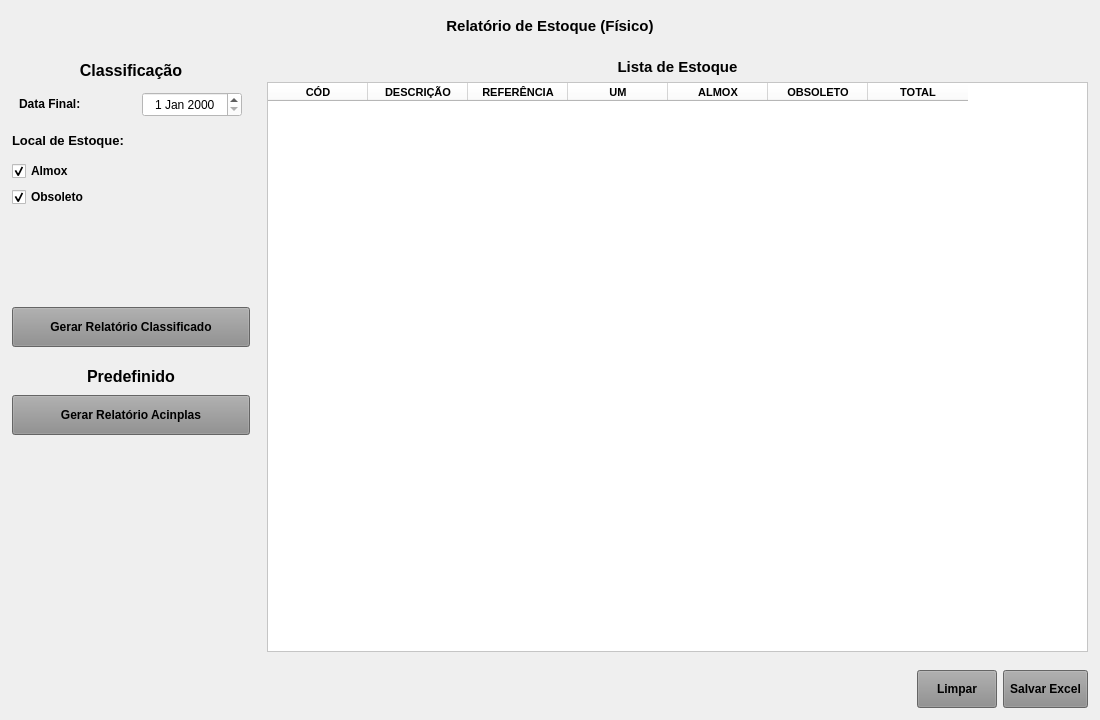
Before: the Qt Designer form forms/tela_est_estoque.ui in Azevedo84/erp_suzuki, drawn with Qt 5.
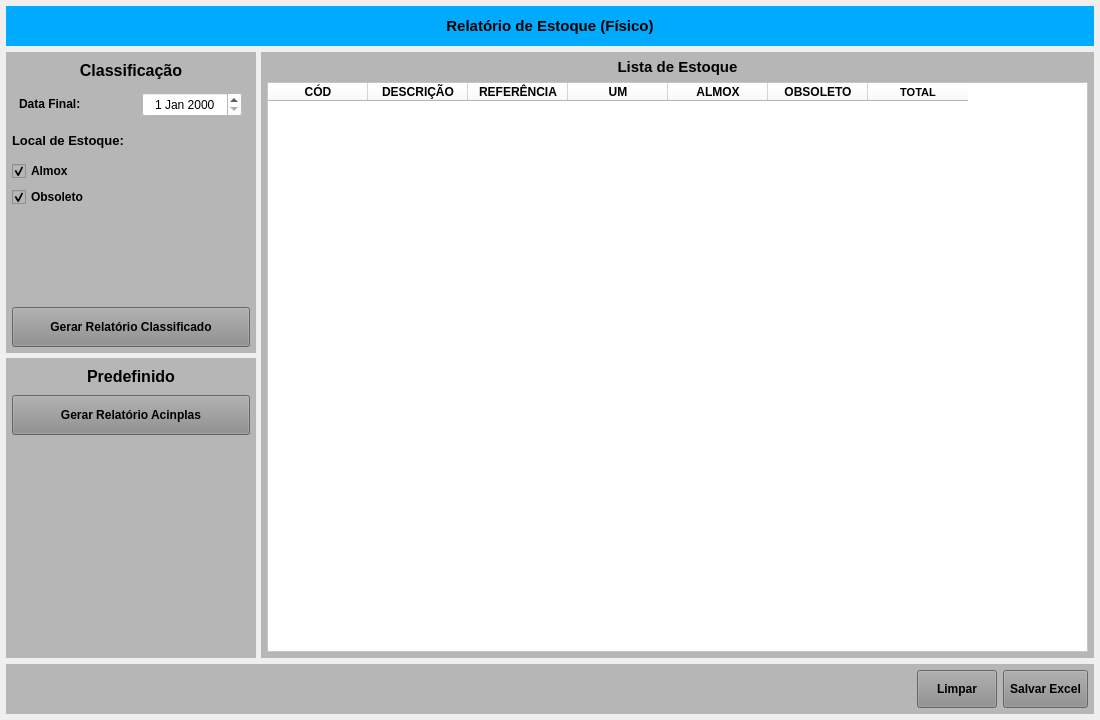
After: the same form once the commit is applied.

Diff of the .ui file:
```diff
--- a/forms/tela_est_estoque.ui
+++ b/forms/tela_est_estoque.ui
@@ -45,7 +45,7 @@
        </size>
       </property>
       <property name="styleSheet">
-       <string notr="true"/>
+       <string notr="true">background-color: rgb(0, 170, 255);</string>
       </property>
       <layout class="QHBoxLayout" name="horizontalLayout_2">
        <item>
@@ -146,7 +146,7 @@
              </size>
             </property>
             <property name="styleSheet">
-             <string notr="true"/>
+             <string notr="true">background-color: rgb(182, 182, 182);</string>
             </property>
             <layout class="QVBoxLayout" name="verticalLayout_4">
              <property name="leftMargin">
@@ -408,7 +408,7 @@
           <item>
            <widget class="QWidget" name="widget_Cor3" native="true">
             <property name="styleSheet">
-             <string notr="true"/>
+             <string notr="true">background-color: rgb(182, 182, 182);</string>
             </property>
             <layout class="QGridLayout" name="gridLayout_2">
              <property name="leftMargin">
@@ -524,7 +524,7 @@
        <item>
         <widget class="QWidget" name="widget_Cor2" native="true">
          <property name="styleSheet">
-          <string notr="true"/>
+          <string notr="true">background-color: rgb(182, 182, 182);</string>
          </property>
          <layout class="QVBoxLayout" name="verticalLayout_2">
           <property name="leftMargin">
@@ -713,7 +713,7 @@
        </size>
       </property>
       <property name="styleSheet">
-       <string notr="true"/>
+       <string notr="true">background-color: rgb(182, 182, 182);</string>
       </property>
       <layout class="QHBoxLayout" name="horizontalLayout_3">
        <property name="leftMargin">
```
